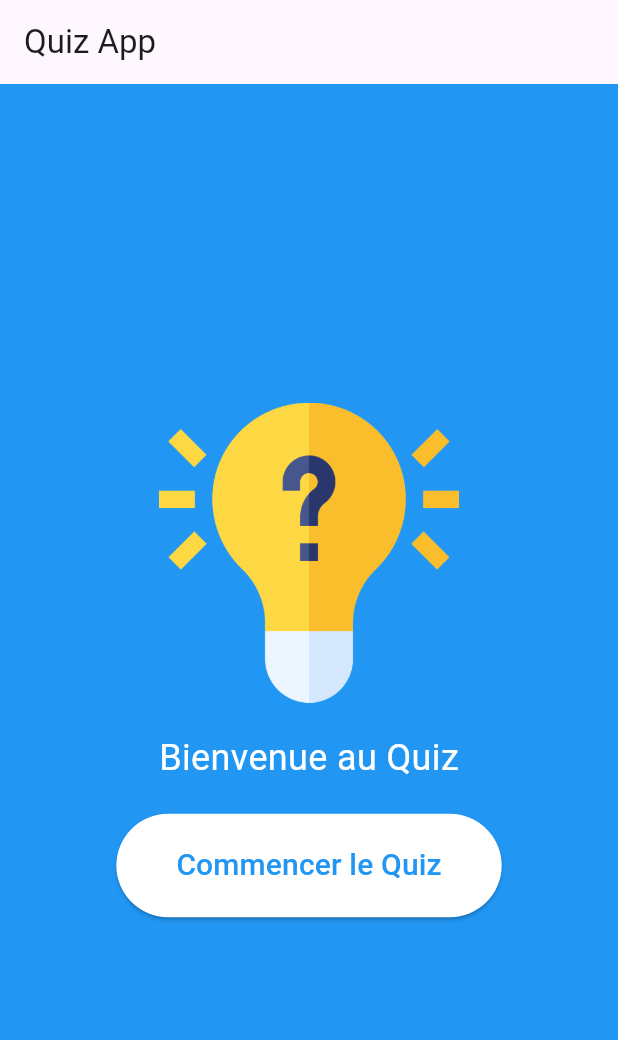
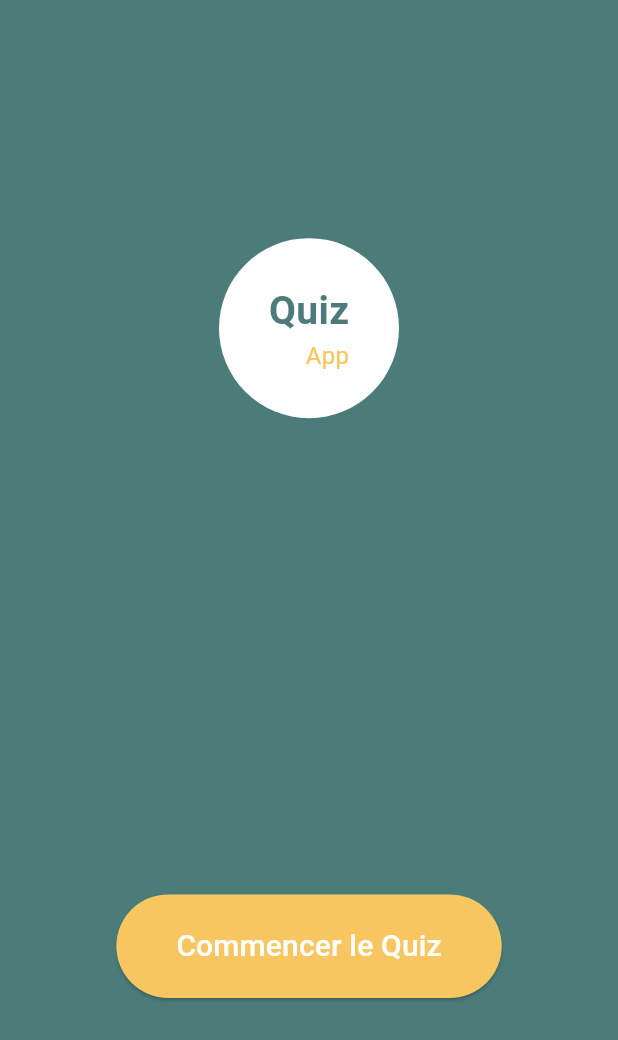
Before and after one commit to bk-med/flutter-quiz-app, a Flutter app: the screen it shows after launch, on a phone screen of 412 x 824 dp. Shown: the top 1040 px of the screen. Run offline on Flutter 3.47's test engine with Material 3 defaults, Android fonts, the phone set to English and light mode, and no system bars; our stand-ins replace flutter_rating_bar; Roboto replaces fonts that are missing (Raleway).

Commit message:
update home screen to the new design

```diff
--- a/lib/screens/home_screen.dart
+++ b/lib/screens/home_screen.dart
@@ -5,27 +5,47 @@ class HomeScreen extends StatelessWidget {
   @override
   Widget build(BuildContext context) {
     return Scaffold(
-      appBar: AppBar(title: Text('Quiz App')),
       body: Container(
         width: double.infinity, // Largeur de 100% de l'écran
         height: double.infinity, // Hauteur de 100% de l'écran
-        decoration: BoxDecoration(
-          color: Colors.blue, // Couleur de fond bleue
-        ),
+        // change body background color
+        color: Color(0xFF4b7c7a),
         child: Column(
-          mainAxisAlignment: MainAxisAlignment.center,
+          mainAxisAlignment: MainAxisAlignment.spaceAround,
           crossAxisAlignment: CrossAxisAlignment.center,
           children: [
-            Image.asset(
-              'assets/ideas.png',
-              width: 200,
+            Stack(
+              children: [
+                Container(
+                    width: 120, // Adjust as needed
+                    height: 120, // Adjust as needed
+                    decoration: const BoxDecoration(
+                      shape: BoxShape.circle,
+                      color: Colors.white, // Change color as needed
+                    ),
+                    child: const Center(
+                      child: Column(
+                        mainAxisAlignment: MainAxisAlignment.center,
+                        mainAxisSize: MainAxisSize.min,
+                        crossAxisAlignment: CrossAxisAlignment.end,
+                        children: [
+                          Text('Quiz',
+                              style: TextStyle(
+                                fontSize: 26,
+                                fontFamily: 'Raleway',
+                                fontWeight: FontWeight.w600,
+                                color: Color(0xFF4b7c7a),
+                              )),
+                          Text('App',
+                              style: TextStyle(
+                                fontSize: 16,
+                                color: Color(0xFFf8c660),
+                              )),
+                        ],
+                      ),
+                    ))
+              ],
             ),
-            SizedBox(height: 20),
-            Text(
-              'Bienvenue au Quiz',
-              style: TextStyle(fontSize: 24, color: Colors.white),
-            ),
-            SizedBox(height: 20),
             ElevatedButton(
               onPressed: () {
                 Navigator.push(
@@ -34,12 +54,12 @@ class HomeScreen extends StatelessWidget {
                 );
               },
               style: ElevatedButton.styleFrom(
-                backgroundColor:
-                    Colors.white, // Couleur de fond du bouton blanc
-                foregroundColor: Colors.blue, // Couleur du texte du bouton bleu
-                padding: EdgeInsets.symmetric(horizontal: 40, vertical: 20),
+                backgroundColor: const Color(0xFFf8c660),
+                foregroundColor: Colors.white,
+                padding:
+                    const EdgeInsets.symmetric(horizontal: 40, vertical: 20),
               ),
-              child: Text(
+              child: const Text(
                 'Commencer le Quiz',
                 style: TextStyle(fontSize: 20),
               ),
```
